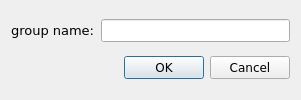
Above: src/forms/change_group_name_dlg.ui from AliSalman-et-al/openmeta-analyst-community before the change. Below: the same form after it.
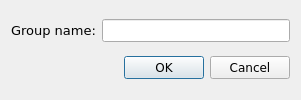
That is the form after the change. Icons and pictures are not drawn.

Patch:
```diff
--- a/src/forms/change_group_name_dlg.ui
+++ b/src/forms/change_group_name_dlg.ui
@@ -49,7 +49,7 @@
         </font>
        </property>
        <property name="text">
-        <string>group name:</string>
+        <string>Group name:</string>
        </property>
       </widget>
      </item>
```
Left out of the diff: 2 changed lines with no effect on the pictures.
